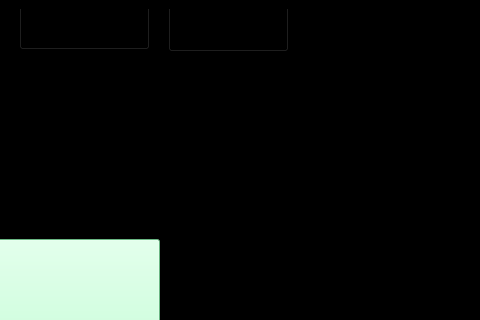
This is mainwindow.ui in dieWehmut/PhantomGenesis as Qt 5 draws it before an edit; both pictures show x 600 to 1080 and y 0 to 320 of the 1080 by 720 pixel window. The edited form follows.
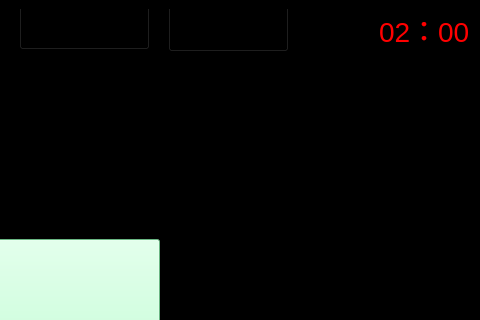
This is the edited form. The open tabs and pages were chosen to show the change.

```diff
--- a/mainwindow.ui
+++ b/mainwindow.ui
@@ -230,6 +230,22 @@
          <string>继续游戏</string>
         </property>
        </widget>
+       <widget class="QLabel" name="countdownLabel">
+        <property name="geometry">
+         <rect>
+          <x>970</x>
+          <y>0</y>
+          <width>101</width>
+          <height>41</height>
+         </rect>
+        </property>
+        <property name="styleSheet">
+         <string notr="true">color: red; background: transparent; font-size: 28px;</string>
+        </property>
+        <property name="text">
+         <string>02：00</string>
+        </property>
+       </widget>
       </widget>
       <widget class="QWidget" name="savePage">
        <property name="styleSheet">
```
Left out of the diff: 2 changed lines with no effect on the pictures.
